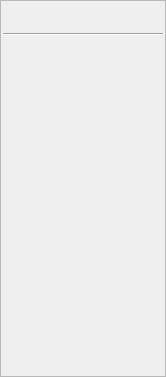
This is timeseriesviewer/ui/timeseriesdatumview.ui in jakimowb/eo-time-series-viewer as Qt 5 draws it before an edit. The edited form follows.
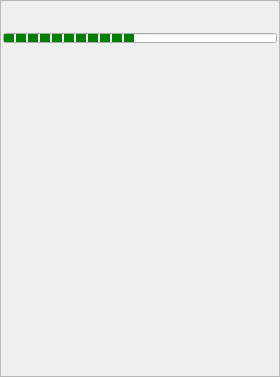
This is the edited form.

The edit to the form file:
```diff
--- a/timeseriesviewer/ui/timeseriesdatumview.ui
+++ b/timeseriesviewer/ui/timeseriesdatumview.ui
@@ -6,7 +6,7 @@
    <rect>
     <x>0</x>
     <y>0</y>
-    <width>166</width>
+    <width>280</width>
     <height>377</height>
    </rect>
   </property>
@@ -50,9 +50,51 @@
     </widget>
    </item>
    <item>
-    <widget class="Line" name="line">
-     <property name="orientation">
-      <enum>Qt::Horizontal</enum>
+    <widget class="QProgressBar" name="progressBar">
+     <property name="sizePolicy">
+      <sizepolicy hsizetype="Preferred" vsizetype="Preferred">
+       <horstretch>0</horstretch>
+       <verstretch>0</verstretch>
+      </sizepolicy>
+     </property>
+     <property name="maximumSize">
+      <size>
+       <width>16777215</width>
+       <height>10</height>
+      </size>
+     </property>
+     <property name="font">
+      <font>
+       <stylestrategy>PreferDefault</stylestrategy>
+      </font>
+     </property>
+     <property name="styleSheet">
+      <string notr="true">QProgressBar::border{
+margin:5px; 
+}
+QProgressBar::chunk:horizontal {
+background:green; 
+margin: 0.5px; /* space */
+width: 10px; 
+}</string>
+     </property>
+     <property name="maximum">
+      <number>0</number>
+     </property>
+     <property name="value">
+      <number>-1</number>
+     </property>
+     <property name="textVisible">
+      <bool>false</bool>
+     </property>
+     <property name="invertedAppearance">
+      <bool>false</bool>
+     </property>
+     <property name="textDirection">
+      <enum>QProgressBar::BottomToTop</enum>
+     </property>
+     <property name="format">
+      <string notr="true"/>
      </property>
     </widget>
    </item>
```
